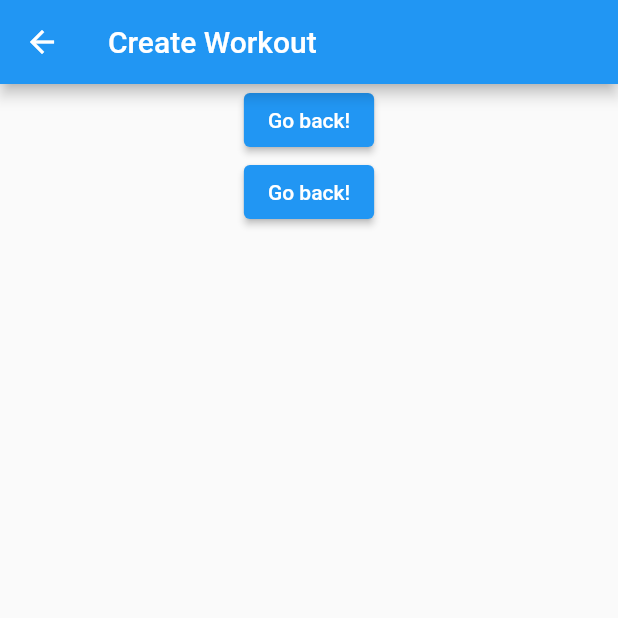
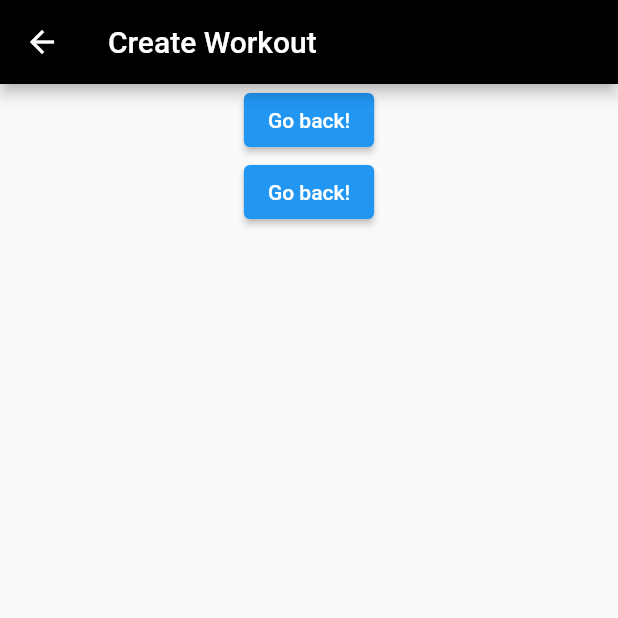
Before and after one commit to JohannesPoulsen/fitness_budy_app, a Flutter app: the HomeScreen screen opened directly, after a tap on the "add" icon, on a phone screen of 412 x 824 dp, the top half of it. Run offline on Flutter 3.47's test engine with Material 2 defaults, Android fonts, the phone set to English and light mode, and no system bars.

Commit message:
Knap og farve

```diff
--- a/lib/ViewController/create_workout.dart
+++ b/lib/ViewController/create_workout.dart
@@ -20,6 +20,9 @@ class _CreateWorkout extends State<CreateWorkout> {
     return Scaffold(
       appBar: AppBar(
         title: const Text('Create Workout'),
+        backgroundColor: Colors.black,
+
+
       ),
       body: Center(
         child: Column(
--- a/lib/ViewController/home.dart
+++ b/lib/ViewController/home.dart
@@ -1,6 +1,7 @@
 import 'package:flutter/material.dart';
 import '../Model/Master.dart';
 import 'create_workout.dart';
+
 
 class HomeScreen extends StatefulWidget {
   const HomeScreen({Key? key}) : super(key: key);
@@ -73,10 +74,10 @@ class _HomeScreenState extends State<HomeScreen> {
   }
 
   List<Widget> listOfWidgets() {
+
     return (<Widget>[
-      Column(
-        children: [
-          FloatingActionButton(
+      Scaffold(
+          floatingActionButton: FloatingActionButton(
             onPressed: () {
               Navigator.push(
                 context,
@@ -89,7 +90,7 @@ class _HomeScreenState extends State<HomeScreen> {
               Icons.add,
             ),
           ),
-        ],
+
       ),
       Column(
         children: <Widget>[
```
